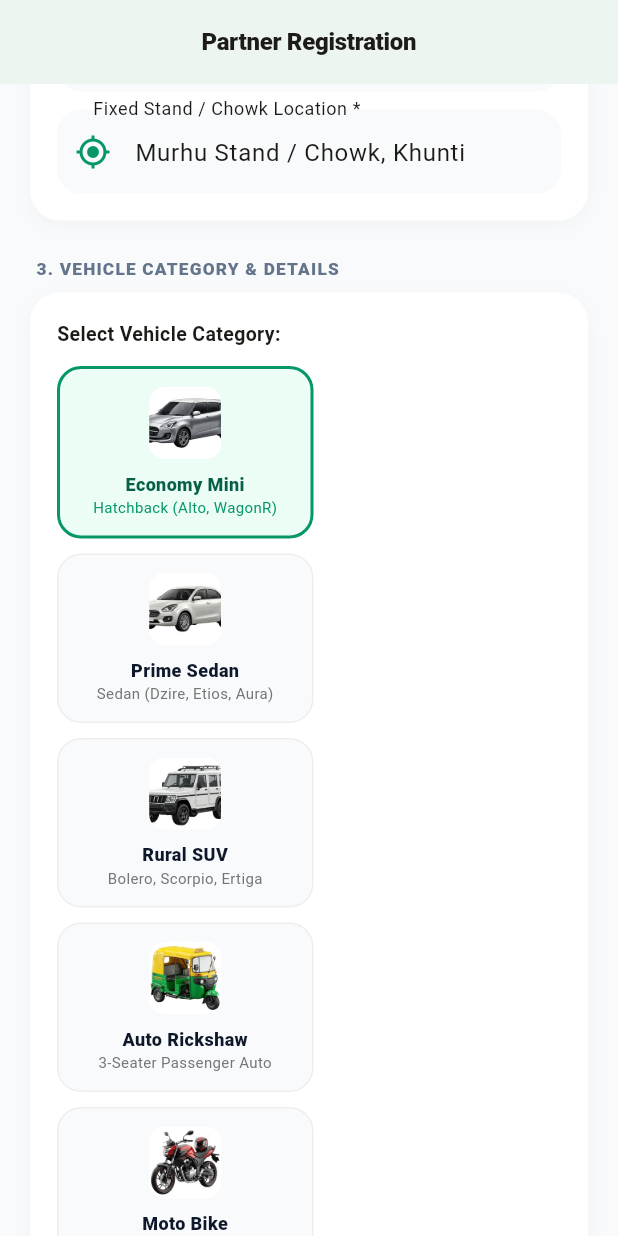
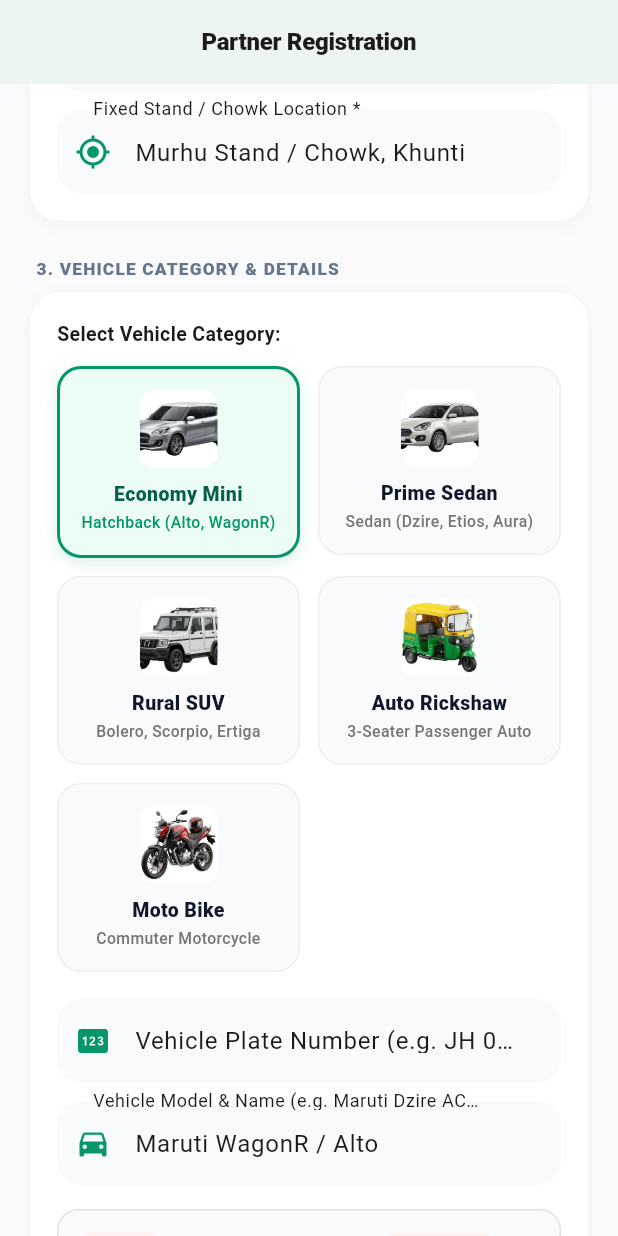
Before and after one commit to monu564100/districtcar, a Flutter app: the DriverOnboardingScreen screen opened by its route, scrolled down 576 dp, on a phone screen of 412 x 824 dp. Run offline on Flutter 3.47's test engine with Material 3 defaults, Android fonts, the phone set to English and light mode, and no system bars; our stand-ins replace cloud_firestore, cloud_functions, firebase_auth, firebase_core, firebase_messaging, flutter_riverpod and 6 more; missing offline and left inert: dart:js; accounts and stored records are empty; Roboto replaces fonts that are missing (Plus Jakarta Sans); key blocks and very long unbroken strings in the code were emptied for the run.

Commit message:
style(driver_app): format vehicle category selection into 2 cards per row on onboarding screen

```diff
--- a/driver_app/lib/features/auth/driver_onboarding_screen.dart
+++ b/driver_app/lib/features/auth/driver_onboarding_screen.dart
@@ -719,13 +719,18 @@ class _DriverOnboardingScreenState extends ConsumerState<DriverOnboardingScreen>
                     const Text('Select Vehicle Category:', style: TextStyle(fontWeight: FontWeight.bold, fontSize: 13)),
                     const SizedBox(height: 12),
 
-                    // Horizontal / Wrap Category Cards
-                    Wrap(
-                      spacing: 10,
-                      runSpacing: 10,
+                    // 2 Categories Per Row
+                    LayoutBuilder(
+                      builder: (context, constraints) {
+                        final cardWidth = (constraints.maxWidth - 12) / 2;
+                        return Wrap(
+                          spacing: 12,
+                          runSpacing: 12,
                           children: _vehicleCategories.map((cat) {
                             final isSelected = _selectedCategory == cat['id'];
-                        return InkWell(
+                            return SizedBox(
+                              width: cardWidth,
+                              child: InkWell(
                                 onTap: () {
                                   setState(() {
                                     _selectedCategory = cat['id'];
@@ -735,8 +740,7 @@ class _DriverOnboardingScreenState extends ConsumerState<DriverOnboardingScreen>
                                 borderRadius: BorderRadius.circular(16),
                                 child: AnimatedContainer(
                                   duration: const Duration(milliseconds: 200),
-                            width: (MediaQuery.of(context).size.width - 70) / 2,
-                            padding: const EdgeInsets.all(12),
+                                  padding: const EdgeInsets.symmetric(horizontal: 10, vertical: 14),
                                   decoration: BoxDecoration(
                                     color: isSelected ? const Color(0xFFECFDF5) : const Color(0xFFF8FAFC),
                                     borderRadius: BorderRadius.circular(16),
@@ -744,15 +748,25 @@ class _DriverOnboardingScreenState extends ConsumerState<DriverOnboardingScreen>
                                       color: isSelected ? const Color(0xFF059669) : Colors.grey.shade200,
                                       width: isSelected ? 2 : 1,
                                     ),
+                                    boxShadow: isSelected
+                                        ? [
+                                            BoxShadow(
+                                              color: const Color(0xFF059669).withValues(alpha: 0.15),
+                                              blurRadius: 8,
+                                              offset: const Offset(0, 3),
+                                            ),
+                                          ]
+                                        : [],
                                   ),
                                   child: Column(
+                                    mainAxisSize: MainAxisSize.min,
                                     children: [
                                       ClipRRect(
                                         borderRadius: BorderRadius.circular(10),
                                         child: Image.asset(
                                           cat['image'],
-                                    width: 48,
-                                    height: 48,
+                                          width: 52,
+                                          height: 52,
                                           fit: BoxFit.cover,
                                           errorBuilder: (_, __, ___) => const Icon(Icons.directions_car, color: Color(0xFF059669), size: 36),
                                         ),
@@ -762,15 +776,17 @@ class _DriverOnboardingScreenState extends ConsumerState<DriverOnboardingScreen>
                                         cat['name'],
                                         style: TextStyle(
                                           fontWeight: FontWeight.w900,
-                                    fontSize: 12,
+                                          fontSize: 13,
                                           color: isSelected ? const Color(0xFF065F46) : const Color(0xFF0F172A),
                                         ),
                                         textAlign: TextAlign.center,
                                       ),
+                                      const SizedBox(height: 2),
                                       Text(
                                         cat['category'],
                                         style: TextStyle(
-                                    fontSize: 10,
+                                          fontSize: 10.5,
+                                          fontWeight: FontWeight.w500,
                                           color: isSelected ? const Color(0xFF059669) : Colors.grey.shade600,
                                         ),
                                         textAlign: TextAlign.center,
@@ -780,8 +796,11 @@ class _DriverOnboardingScreenState extends ConsumerState<DriverOnboardingScreen>
                                     ],
                                   ),
                                 ),
+                              ),
                             );
                           }).toList(),
+                        );
+                      },
                     ),
                     const SizedBox(height: 18),
 
```
Lines whose indentation alone changed are shown as unchanged.
